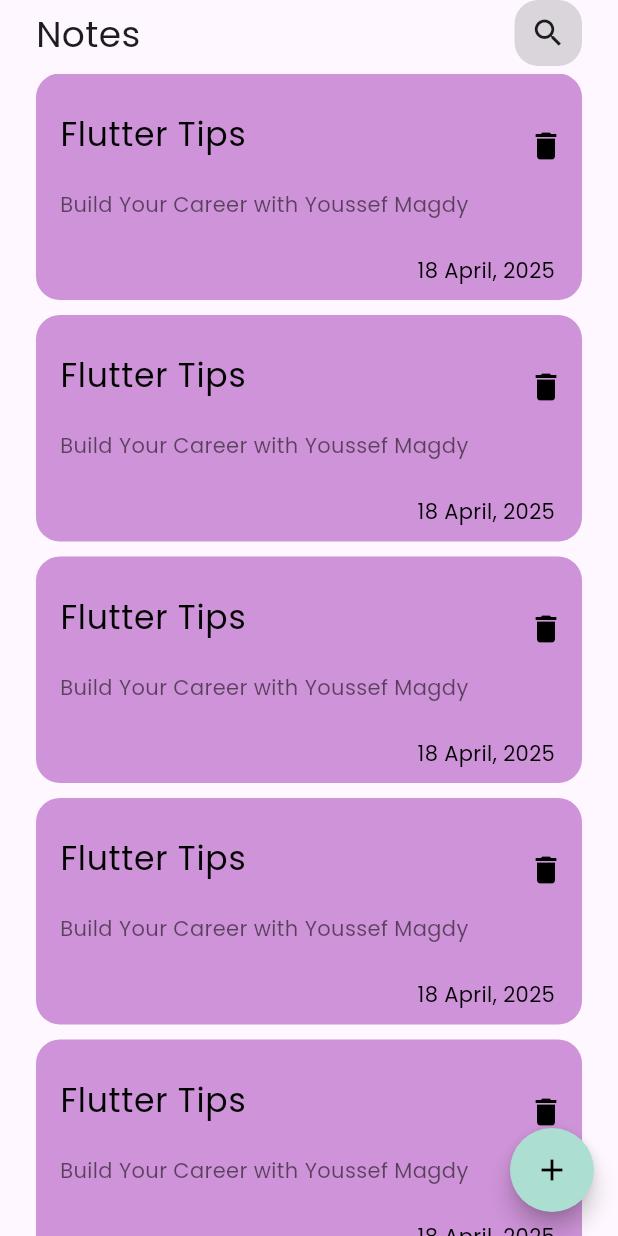
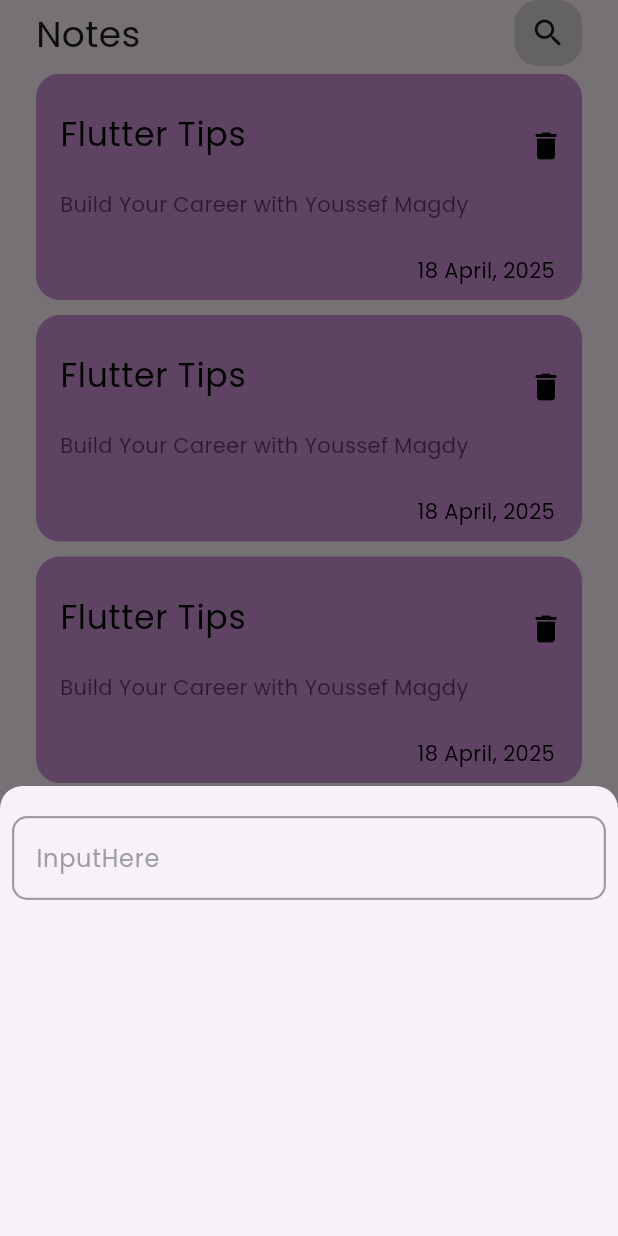
Before and after one commit to TOKYO-FN/notes_app, a Flutter app: the screen it shows after launch, after a tap on the "add" icon, on a phone screen of 412 x 824 dp. Run offline on Flutter 3.47's test engine with Material 3 defaults, Android fonts, the phone set to English and light mode, and no system bars; our stand-ins replace shared_preferences.

Commit message:
Removed constant_colors import and replaced floating action button with CustomFloatingActionButton widget

```diff
--- a/lib/views/notes_view.dart
+++ b/lib/views/notes_view.dart
@@ -1,5 +1,5 @@
 import 'package:flutter/material.dart';
-import 'package:notes_app/Core/Utils/constant_colors.dart';
+import 'package:notes_app/views/widgets/custom_floating_action_button.dart';
 import 'package:notes_app/views/widgets/notes_view_body.dart';
 
 class NotesView extends StatelessWidget {
@@ -9,12 +9,7 @@ class NotesView extends StatelessWidget {
   Widget build(BuildContext context) {
     return Scaffold(
       body: const NotesViewBody(),
-      floatingActionButton: FloatingActionButton(
-        backgroundColor: mintGreen,
-        shape: RoundedRectangleBorder(borderRadius: BorderRadius.circular(50)),
-        onPressed: () {},
-        child: Icon(Icons.add, color: black),
-      ),
+      floatingActionButton: CustomFloatingActionButton(),
     );
   }
 }
--- /dev/null
+++ b/lib/views/widgets/bottom_sheet_body.dart
@@ -0,0 +1,36 @@
+import 'package:flutter/material.dart';
+import 'package:notes_app/Core/Utils/constant_colors.dart';
+
+class BottomSheetBody extends StatelessWidget {
+  const BottomSheetBody({super.key});
+
+  @override
+  Widget build(BuildContext context) {
+    return SizedBox(
+      height: 300,
+      width: double.infinity,
+      // child: Center(child: Text()),
+      child: Padding(
+        padding: const EdgeInsets.all(8.0),
+        child: Column(
+          children: [
+            SizedBox(height: 12),
+            TextField(
+              decoration: InputDecoration(
+                label: Text('InputHere', style: TextStyle(color: grey)),
+                enabledBorder: OutlineInputBorder(
+                  borderSide: BorderSide(color: grey, width: 1.5),
+                  borderRadius: BorderRadius.circular(10),
+                ),
+                focusedBorder: OutlineInputBorder(
+                  borderSide: BorderSide(color: blue, width: 1.5),
+                  borderRadius: BorderRadius.circular(10),
+                ),
+              ),
+            ),
+          ],
+        ),
+      ),
+    );
+  }
+}
--- /dev/null
+++ b/lib/views/widgets/custom_floating_action_button.dart
@@ -0,0 +1,35 @@
+import 'package:flutter/material.dart';
+import 'package:notes_app/Core/Utils/constant_colors.dart';
+import 'package:notes_app/views/widgets/bottom_sheet_body.dart';
+
+class CustomFloatingActionButton extends StatelessWidget {
+  const CustomFloatingActionButton({super.key});
+
+  @override
+  Widget build(BuildContext context) {
+    return FloatingActionButton(
+      backgroundColor: mintGreen,
+      shape: RoundedRectangleBorder(borderRadius: BorderRadius.circular(50)),
+      onPressed: () {
+        showModalBottomSheet(
+          shape: RoundedRectangleBorder(
+            borderRadius: BorderRadius.circular(15),
+          ),
+          context: context,
+          builder:
+              (context) => Padding(
+                padding: EdgeInsets.only(
+                  bottom: MediaQuery.of(context).viewInsets.bottom,
+                ),
+
+                child: BottomSheet(
+                  onClosing: () {},
+                  builder: (context) => BottomSheetBody(),
+                ),
+              ),
+        );
+      },
+      child: Icon(Icons.add, color: black),
+    );
+  }
+}
```
